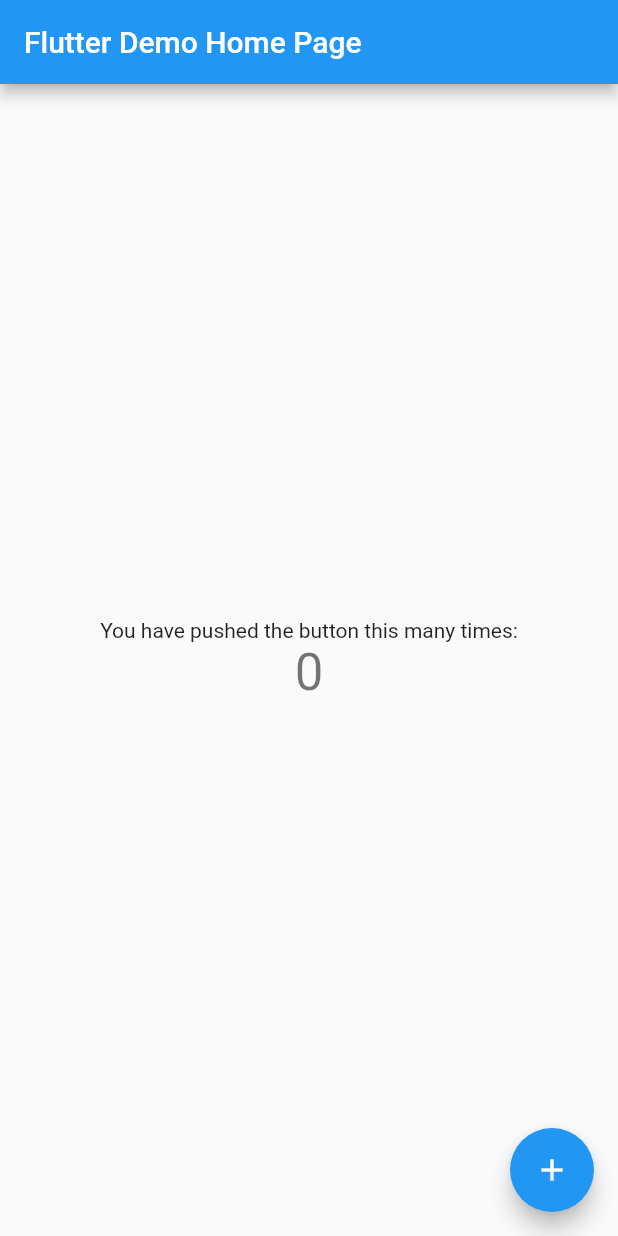
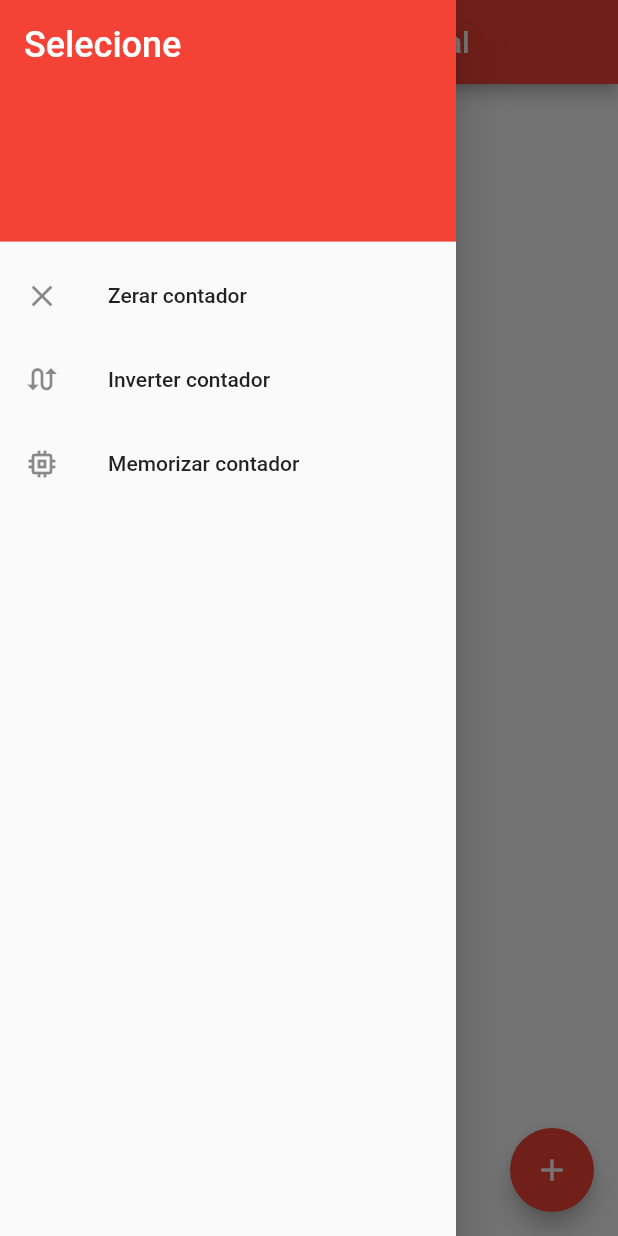
Before and after one commit to franciscovenera/introducao_flutter, a Flutter app: the screen it shows after launch, with the side drawer open (before the commit the screen has no drawer), on a phone screen of 412 x 824 dp. Run offline on Flutter 3.47's test engine with Material 2 defaults, Android fonts, the phone set to English and light mode, and no system bars.

Commit message:
exercicio 7

```diff
--- a/lib/main.dart
+++ b/lib/main.dart
@@ -1,6 +1,5 @@
 import 'package:flutter/material.dart';
-import 'package:introducao_flutter/model.dart';
-import 'fiscal.dart';
+import 'package:introducao_flutter/my_home_page.dart';
 
 void main() {
   runApp(const MyApp());
@@ -14,106 +13,13 @@ class MyApp extends StatelessWidget {
   Widget build(BuildContext context) {
     return MaterialApp(
       title: 'Flutter Demo',
+      debugShowCheckedModeBanner: false,
       theme: ThemeData(
-        // This is the theme of your application.
-        //
-        // Try running your application with "flutter run". You'll see the
-        // application has a blue toolbar. Then, without quitting the app, try
-        // changing the primarySwatch below to Colors.green and then invoke
-        // "hot reload" (press "r" in the console where you ran "flutter run",
-        // or simply save your changes to "hot reload" in a Flutter IDE).
-        // Notice that the counter didn't reset back to zero; the application
-        // is not restarted.
-        primarySwatch: Colors.blue,
+
+        primarySwatch: Colors.red, primaryColor: Colors.red
+
       ),
-      home: const MyHomePage(title: 'Flutter Demo Home Page'),
+      home: const MyHomePage(),
     );
   }
 }
-
-class MyHomePage extends StatefulWidget {
-  const MyHomePage({Key? key, required this.title}) : super(key: key);
-
-  // This widget is the home page of your application. It is stateful, meaning
-  // that it has a State object (defined below) that contains fields that affect
-  // how it looks.
-
-  // This class is the configuration for the state. It holds the values (in this
-  // case the title) provided by the parent (in this case the App widget) and
-  // used by the build method of the State. Fields in a Widget subclass are
-  // always marked "final".
-
-  final String title;
-
-  @override
-  State<MyHomePage> createState() => _MyHomePageState();
-}
-
-class _MyHomePageState extends State<MyHomePage> {
-  int _counter = 0;
-
-  void _incrementCounter() {
-    //mainEntidades();
-    mainNotaFiscal();
-    setState(() {
-      // This call to setState tells the Flutter framework that something has
-      // changed in this State, which causes it to rerun the build method below
-      // so that the display can reflect the updated values. If we changed
-      // _counter without calling setState(), then the build method would not be
-      // called again, and so nothing would appear to happen.
-      _counter++;
-    });
-  }
-
-  @override
-  Widget build(BuildContext context) {
-    // This method is rerun every time setState is called, for instance as done
-    // by the _incrementCounter method above.
-    //
-    // The Flutter framework has been optimized to make rerunning build methods
-    // fast, so that you can just rebuild anything that needs updating rather
-    // than having to individually change instances of widgets.
-    return Scaffold(
-      appBar: AppBar(
-        // Here we take the value from the MyHomePage object that was created by
-        // the App.build method, and use it to set our appbar title.
-        title: Text(widget.title),
-      ),
-      body: Center(
-        // Center is a layout widget. It takes a single child and positions it
-        // in the middle of the parent.
-        child: Column(
-          // Column is also a layout widget. It takes a list of children and
-          // arranges them vertically. By default, it sizes itself to fit its
-          // children horizontally, and tries to be as tall as its parent.
-          //
-          // Invoke "debug painting" (press "p" in the console, choose the
-          // "Toggle Debug Paint" action from the Flutter Inspector in Android
-          // Studio, or the "Toggle Debug Paint" command in Visual Studio Code)
-          // to see the wireframe for each widget.
-          //
-          // Column has various properties to control how it sizes itself and
-          // how it positions its children. Here we use mainAxisAlignment to
-          // center the children vertically; the main axis here is the vertical
-          // axis because Columns are vertical (the cross axis would be
-          // horizontal).
-          mainAxisAlignment: MainAxisAlignment.center,
-          children: <Widget>[
-            const Text(
-              'You have pushed the button this many times:',
-            ),
-            Text(
-              '$_counter',
-              style: Theme.of(context).textTheme.headline4,
-            ),
-          ],
-        ),
-      ),
-      floatingActionButton: FloatingActionButton(
-        onPressed: _incrementCounter,
-        tooltip: 'Increment',
-        child: const Icon(Icons.add),
-      ), // This trailing comma makes auto-formatting nicer for build methods.
-    );
-  }
-}
--- /dev/null
+++ b/lib/my_home_page.dart
@@ -0,0 +1,151 @@
+import 'package:flutter/material.dart';
+
+class MyHomePage extends StatefulWidget {
+  const MyHomePage({Key? key}) : super(key: key);
+
+  @override
+  State<MyHomePage> createState() => _MyHomePageState();
+}
+
+class _MyHomePageState extends State<MyHomePage> {
+  bool _incrementando = true;
+  int _contador = 0;
+  List<int> _historico = [];
+  int _total = 0;
+
+  @override
+  Widget build(BuildContext context) {
+    return Scaffold(
+      appBar: AppBar(
+          title: Text('Flutter Demo Página Inicial',
+              style: TextStyle(color: Colors.white))),
+
+      drawer: _buildDrawer(),
+
+      body: _buildBody(context),
+      floatingActionButton: FloatingActionButton(
+        onPressed: _incrementarOuDecrementar,
+        tooltip: _incrementando ? 'Incrementar' : 'Decrementar',
+        child: _incrementando ? Icon(Icons.add) : Icon(Icons.remove),
+      ), // This trailing comma makes auto-formatting nicer for build methods.
+    );
+  }
+
+  Center _buildBody(BuildContext context) {
+    return Center(
+      child: Column(
+        mainAxisAlignment: MainAxisAlignment.center,
+        children: [
+          const Text(
+            'Contador:',
+            style: TextStyle(
+              fontSize: 24.0,
+              fontWeight: FontWeight.bold,
+              fontStyle: FontStyle.italic,
+            ),
+          ),
+          const SizedBox(height: 20.0),
+          Text(
+            '$_contador',
+            style: Theme.of(context).textTheme.headline4,
+          ),
+          const SizedBox(height: 20.0),
+          Text(
+            'Histórico:',
+            style: TextStyle(
+              fontSize: 24.0,
+              fontWeight: FontWeight.bold,
+              fontStyle: FontStyle.italic,
+            ),
+          ),
+          Padding(
+          padding: const EdgeInsets.symmetric(horizontal: 20.0),
+          child: Text(_historico.isEmpty ? 'Vazio' : _historico.join(' - '),
+          style: TextStyle(fontSize: 20.0, color: Colors.grey.shade600))
+          ),
+          Text(
+            'Soma total:',
+            style: TextStyle(
+              fontSize: 24.0,
+              fontWeight: FontWeight.bold,
+              fontStyle: FontStyle.italic,
+            ),
+          ),
+          Text(
+            '$_total',
+            style: Theme.of(context).textTheme.headline4,
+          ),
+        ],
+      ),
+    );
+  }
+
+  Drawer _buildDrawer() {
+    return Drawer(
+      child: ListView(
+        children: [
+          const DrawerHeader(
+            decoration: BoxDecoration(
+              color: Colors.red,
+            ),
+            child: const Text(
+              'Selecione',
+              style: TextStyle(color: Colors.white, fontSize: 24),
+            ),
+          ),
+          ListTile(
+            leading: const Icon(Icons.clear),
+            title: const Text('Zerar contador'),
+            onTap: _zerar,
+          ),
+          ListTile(
+            leading: const Icon(Icons.swap_calls),
+            title: const Text('Inverter contador'),
+            onTap: _inverter,
+          ),
+          ListTile(
+            leading: const Icon(Icons.memory),
+            title: const Text('Memorizar contador'),
+            onTap: _memorizar,
+          ),
+        ],
+      ),
+    );
+  }
+
+  void _incrementarOuDecrementar() {
+    setState(() {
+      if (_incrementando){
+        _contador++;
+      } else {
+        _contador--;
+      }
+
+    });
+  }
+
+  void _zerar() {
+    Navigator.of(context).pop();
+    setState(() {
+      _contador = 0;
+      _historico.clear();
+      _total = 0;
+    });
+  }
+
+  void _inverter() {
+    Navigator.of(context).pop();
+    setState(() {
+      _incrementando = !_incrementando;
+    });
+  }
+
+  void _memorizar() {
+    Navigator.of(context).pop();
+    setState(() {
+      _historico.add(_contador);
+      _total = _historico.isEmpty ? 0 : _historico.reduce((a, b) => a + b);
+    });
+  }
+
+}
```
